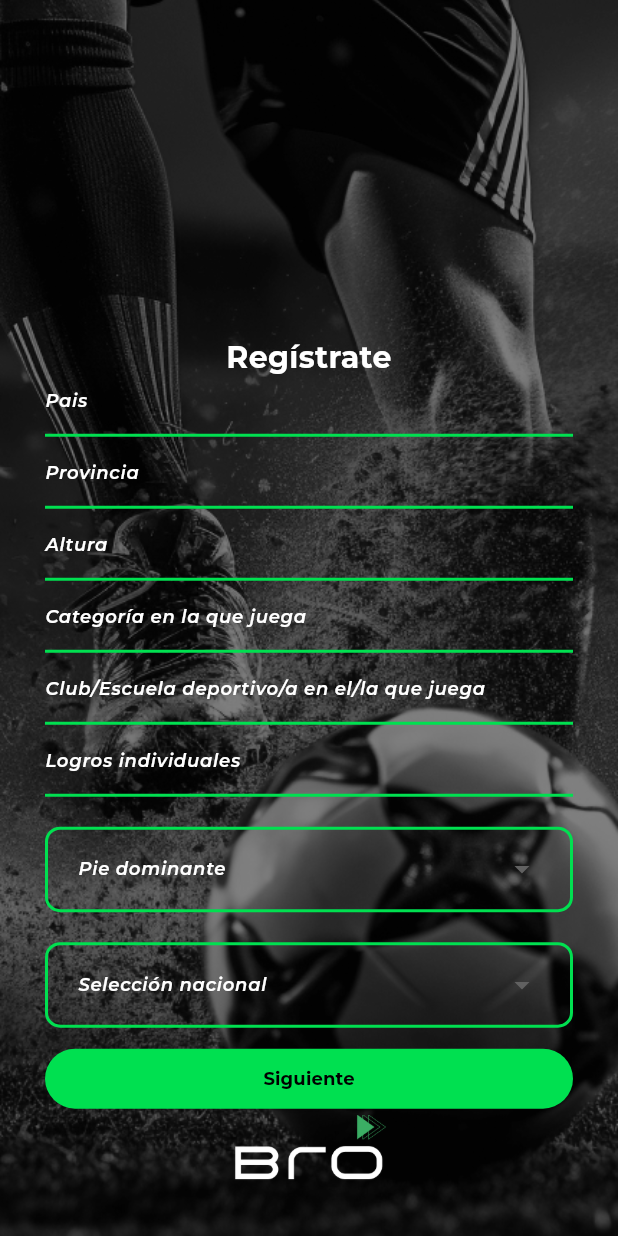
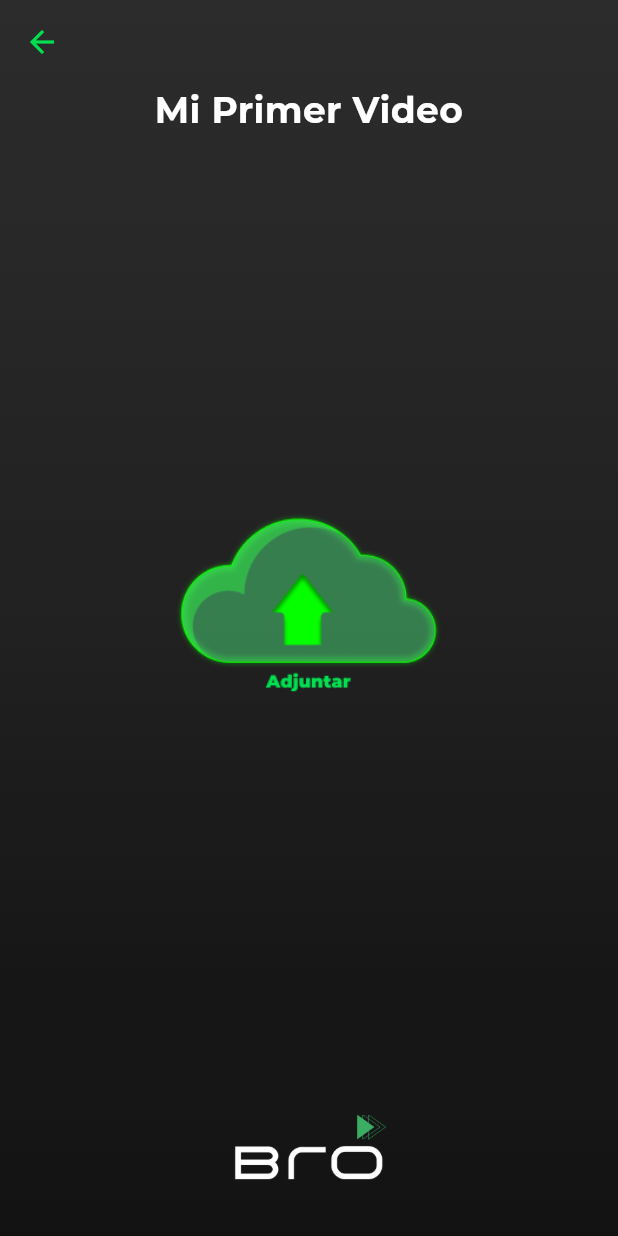
Before and after one commit to GeronimoB/browebcode, a Flutter app: the SignUpScreen_3 screen opened directly, after a tap on "Siguiente", on a phone screen of 412 x 824 dp. Run offline on Flutter 3.47's test engine with Material 3 defaults, Android fonts, the light colour scheme and no system bars; our stand-ins replace file_picker, video_player; Roboto replaces fonts that are missing (montserrat); project files that could hold a hidden picture were left out.

Commit message:
feat(first_video): add new screen

```diff
--- /dev/null
+++ b/lib/Screens/first_video.dart
@@ -0,0 +1,249 @@
+import 'package:bro_app_to/Screens/Inicio.dart';
+import 'package:bro_app_to/Screens/bottom_navigation_bar.dart';
+import 'package:flutter/material.dart';
+import 'package:file_picker/file_picker.dart';
+import 'package:video_player/video_player.dart';
+import 'dart:io';
+
+class FirstVideoWidget extends StatefulWidget {
+  const FirstVideoWidget({super.key});
+
+  @override
+  State<FirstVideoWidget> createState() => _FirstVideoWidgetState();
+}
+
+class _FirstVideoWidgetState extends State<FirstVideoWidget> {
+  VideoPlayerController? _videoController;
+  double _sliderValue = 0.0;
+
+  @override
+  void dispose() {
+    _videoController?.dispose();
+    super.dispose();
+  }
+
+  Future<void> _pickVideo() async {
+    FilePickerResult? result = await FilePicker.platform.pickFiles(
+      type: FileType.video,
+      allowMultiple: false,
+    );
+    if (result != null) {
+      PlatformFile file = result.files.first;
+      String videoPath = file.path!;
+      _videoController
+          ?.dispose(); // Libera el controlador de video existente si lo hay
+      _videoController = VideoPlayerController.file(File(videoPath))
+        ..initialize().then((_) {
+          setState(() {
+            _videoController!.play(); // Reproduce el video
+            _videoController!.setLooping(true); // Pone el video en bucle
+          });
+        });
+      _videoController!.addListener(() {
+        setState(() {
+          _sliderValue = _videoController!.value.position.inSeconds.toDouble();
+        });
+      });
+    }
+  }
+
+  @override
+  Widget build(BuildContext context) {
+    return Container(
+      decoration: const BoxDecoration(
+        gradient: LinearGradient(
+            begin: Alignment.topCenter,
+            end: Alignment.bottomCenter,
+            colors: [
+              Color.fromARGB(255, 44, 44, 44),
+              Color.fromARGB(255, 33, 33, 33),
+              Color.fromARGB(255, 22, 22, 22),
+              Color.fromARGB(255, 22, 22, 22),
+              Color.fromARGB(255, 18, 18, 18),
+            ],
+            stops: [
+              0.0,
+              0.5,
+              0.8,
+              0.9,
+              1.0
+            ]),
+      ),
+      child: Scaffold(
+        backgroundColor:
+            Colors.transparent, // Hacer el fondo del Scaffold transparente
+        extendBody: true,
+        appBar: AppBar(
+          backgroundColor: Colors.transparent,
+          leading: IconButton(
+            icon: const Icon(Icons.arrow_back, color: Color(0xff00E050)),
+            onPressed: () => Navigator.of(context).pop(),
+          ),
+        ),
+        body: Column(
+          mainAxisAlignment: MainAxisAlignment.spaceBetween,
+          crossAxisAlignment: CrossAxisAlignment.center,
+          children: [
+            const Text(
+              'Mi Primer Video',
+              style: TextStyle(
+                  color: Colors.white,
+                  fontFamily: 'montserrat',
+                  fontSize: 24,
+                  fontWeight: FontWeight.bold),
+              textAlign: TextAlign.center,
+            ),
+            _videoController?.value.isInitialized ?? false
+                ? Column(
+                    children: [
+                      AspectRatio(
+                        aspectRatio: _videoController!.value.aspectRatio,
+                        child: VideoPlayer(_videoController!),
+                      ),
+                      Slider(
+                        activeColor: Color(0xff3EAE64),
+                        inactiveColor: Color(0xff00F056),
+                        value: _sliderValue,
+                        min: 0.0,
+                        max: _videoController!.value.duration.inSeconds
+                            .toDouble(),
+                        onChanged: (value) {
+                          setState(() {
+                            _sliderValue = value;
+                            _videoController!
+                                .seekTo(Duration(seconds: value.toInt()));
+                          });
+                        },
+                      ),
+                      Row(
+                        mainAxisAlignment: MainAxisAlignment.spaceEvenly,
+                        children: [
+                          IconButton(
+                            icon: Icon(Icons.shuffle),
+                            color: Color(0xff00F056),
+                            iconSize: 30,
+                            onPressed: () {
+                              // Retroceder 30 segundos
+                            },
+                          ),
+                          IconButton(
+                            icon: Icon(Icons.fast_rewind),
+                            color: Color(0xff00F056),
+                            iconSize: 30,
+                            onPressed: () {
+                              // Retroceder 30 segundos
+                              _videoController!.seekTo(Duration(
+                                  seconds: _videoController!
+                                          .value.position.inSeconds -
+                                      10));
+                            },
+                          ),
+                          IconButton(
+                            color: Color(0xff00F056),
+                            iconSize: 60,
+                            icon: _videoController!.value.isPlaying
+                                ? Icon(Icons.pause_circle_filled)
+                                : Icon(Icons.play_circle_fill),
+                            onPressed: () {
+                              setState(() {
+                                if (_videoController!.value.isPlaying) {
+                                  _videoController!.pause();
+                                } else {
+                                  _videoController!.play();
+                                }
+                              });
+                            },
+                          ),
+                          IconButton(
+                            icon: Icon(Icons.fast_forward),
+                            color: Color(0xff00F056),
+                            iconSize: 30,
+                            onPressed: () {
+                              // Avanzar 30 segundos
+                              _videoController!.seekTo(Duration(
+                                  seconds: _videoController!
+                                          .value.position.inSeconds +
+                                      10));
+                            },
+                          ),
+                          IconButton(
+                            color: Color(0xff00F056),
+                            iconSize: 30,
+                            icon: Icon(Icons.star),
+                            onPressed: () {
+                              // Implementa la lógica para agregar a favoritos
+                            },
+                          ),
+                        ],
+                      ),
+                      Container(
+                        width: 100,
+                        height: 42,
+                        margin: EdgeInsets.symmetric(vertical: 60),
+                        decoration: BoxDecoration(
+                          gradient: const LinearGradient(
+                            colors: [
+                              Color.fromARGB(255, 0, 180, 64),
+                              Color.fromARGB(255, 0, 225, 80),
+                              Color.fromARGB(255, 0, 178, 63),
+                            ], // Colores de tu gradiente
+                            begin: Alignment.topLeft,
+                            end: Alignment.bottomRight,
+                          ),
+                          borderRadius: BorderRadius.circular(21),
+                          boxShadow: const [
+                            BoxShadow(
+                              color: Color.fromARGB(255, 0, 224, 80),
+                              spreadRadius: 2,
+                              blurRadius: 2,
+                              offset:
+                                  Offset(0, 0), // Desplazamiento del sombreado
+                            ),
+                          ],
+                        ),
+                        child: GestureDetector(
+                          onTap: () {
+                            Navigator.pushReplacement(
+                              context,
+                              MaterialPageRoute(
+                                  builder: (context) =>
+                                      CustomBottomNavigationBar()),
+                            );
+                          },
+                          child: const Center(
+                            child: Text(
+                              'Subir',
+                              style: TextStyle(
+                                color: Colors.black,
+                                fontFamily: 'Montserrat',
+                                fontSize: 14,
+                                fontWeight: FontWeight.bold,
+                              ),
+                              textAlign: TextAlign.center,
+                            ),
+                          ),
+                        ),
+                      ),
+                    ],
+                  )
+                : GestureDetector(
+                    onTap: _pickVideo,
+                    child: Image.asset(
+                      'assets/images/CloudIcon.png',
+                      height: 120,
+                    )),
+            Center(
+              child: Padding(
+                padding: EdgeInsets.all(30),
+                child: Image.asset(
+                  'assets/Logo.png',
+                  width: 104,
+                ),
+              ),
+            ),
+          ],
+        ),
+      ),
+    );
+  }
+}
--- a/lib/Sing_up_3.dart
+++ b/lib/Sing_up_3.dart
@@ -1,3 +1,4 @@
+import 'package:bro_app_to/Screens/first_video.dart';
 import 'package:flutter/material.dart';
 
 class SignUpScreen_3 extends StatelessWidget {
@@ -47,10 +48,12 @@ class SignUpScreen_3 extends StatelessWidget {
                     ),
                     contentPadding: EdgeInsets.symmetric(vertical: 5),
                     enabledBorder: UnderlineInputBorder(
-                      borderSide: BorderSide(color: Color(0xFF00E050), width: 2),
+                      borderSide:
+                          BorderSide(color: Color(0xFF00E050), width: 2),
                     ),
                   ),
-                  style: TextStyle(color: Colors.white, fontFamily: 'Montserrat'),
+                  style:
+                      TextStyle(color: Colors.white, fontFamily: 'Montserrat'),
                 ),
                 const TextField(
                   decoration: InputDecoration(
@@ -64,10 +67,12 @@ class SignUpScreen_3 extends StatelessWidget {
                     ),
                     contentPadding: EdgeInsets.symmetric(vertical: 5),
                     enabledBorder: UnderlineInputBorder(
-                      borderSide: BorderSide(color: Color(0xFF00E050), width: 2),
+                      borderSide:
+                          BorderSide(color: Color(0xFF00E050), width: 2),
                     ),
                   ),
-                  style: TextStyle(color: Colors.white, fontFamily: 'Montserrat'),
+                  style:
+                      TextStyle(color: Colors.white, fontFamily: 'Montserrat'),
                 ),
                 const TextField(
                   decoration: InputDecoration(
@@ -81,10 +86,12 @@ class SignUpScreen_3 extends StatelessWidget {
                     ),
                     contentPadding: EdgeInsets.symmetric(vertical: 5),
                     enabledBorder: UnderlineInputBorder(
-                      borderSide: BorderSide(color: Color(0xFF00E050), width: 2),
+                      borderSide:
+                          BorderSide(color: Color(0xFF00E050), width: 2),
                     ),
                   ),
-                  style: TextStyle(color: Colors.white, fontFamily: 'Montserrat'),
+                  style:
+                      TextStyle(color: Colors.white, fontFamily: 'Montserrat'),
                 ),
                 const TextField(
                   decoration: InputDecoration(
@@ -98,10 +105,12 @@ class SignUpScreen_3 extends StatelessWidget {
                     ),
                     contentPadding: EdgeInsets.symmetric(vertical: 5),
                     enabledBorder: UnderlineInputBorder(
-                      borderSide: BorderSide(color: Color(0xFF00E050), width: 2),
+                      borderSide:
+                          BorderSide(color: Color(0xFF00E050), width: 2),
                     ),
                   ),
-                  style: TextStyle(color: Colors.white, fontFamily: 'Montserrat'),
+                  style:
+                      TextStyle(color: Colors.white, fontFamily: 'Montserrat'),
                 ),
                 const TextField(
                   decoration: InputDecoration(
@@ -115,10 +124,12 @@ class SignUpScreen_3 extends StatelessWidget {
                     ),
                     contentPadding: EdgeInsets.symmetric(vertical: 5),
                     enabledBorder: UnderlineInputBorder(
-                      borderSide: BorderSide(color: Color(0xFF00E050), width: 2),
+                      borderSide:
+                          BorderSide(color: Color(0xFF00E050), width: 2),
                     ),
                   ),
-                  style: TextStyle(color: Colors.white, fontFamily: 'Montserrat'),
+                  style:
+                      TextStyle(color: Colors.white, fontFamily: 'Montserrat'),
                 ),
                 const TextField(
                   decoration: InputDecoration(
@@ -132,10 +143,12 @@ class SignUpScreen_3 extends StatelessWidget {
                     ),
                     contentPadding: EdgeInsets.symmetric(vertical: 5),
                     enabledBorder: UnderlineInputBorder(
-                      borderSide: BorderSide(color: Color(0xFF00E050), width: 2),
+                      borderSide:
+                          BorderSide(color: Color(0xFF00E050), width: 2),
                     ),
                   ),
-                  style: TextStyle(color: Colors.white, fontFamily: 'Montserrat'),
+                  style:
+                      TextStyle(color: Colors.white, fontFamily: 'Montserrat'),
                 ),
                 const SizedBox(height: 10),
                 // Modificando el primer DropdownButtonFormField
@@ -145,7 +158,8 @@ class SignUpScreen_3 extends StatelessWidget {
                     Container(
                       padding: const EdgeInsets.symmetric(horizontal: 20),
                       decoration: BoxDecoration(
-                        border: Border.all(color: const Color(0xFF00E050), width: 2),
+                        border: Border.all(
+                            color: const Color(0xFF00E050), width: 2),
                         borderRadius: BorderRadius.circular(10),
                       ),
                       child: DropdownButtonFormField<String>(
@@ -168,7 +182,8 @@ class SignUpScreen_3 extends StatelessWidget {
                             child: Text(
                               value,
                               style: const TextStyle(
-                                color: Colors.white, // Establece el color del texto como blanco
+                                color: Colors
+                                    .white, // Establece el color del texto como blanco
                                 fontFamily: 'Montserrat',
                                 fontWeight: FontWeight.w500,
                                 fontStyle: FontStyle.italic,
@@ -192,7 +207,8 @@ class SignUpScreen_3 extends StatelessWidget {
                     Container(
                       padding: const EdgeInsets.symmetric(horizontal: 20),
                       decoration: BoxDecoration(
-                        border: Border.all(color: const Color(0xFF00E050), width: 2),
+                        border: Border.all(
+                            color: const Color(0xFF00E050), width: 2),
                         borderRadius: BorderRadius.circular(10),
                       ),
                       child: DropdownButtonFormField<String>(
@@ -208,8 +224,10 @@ class SignUpScreen_3 extends StatelessWidget {
                           border: InputBorder.none,
                         ),
                         dropdownColor: Colors.transparent,
-                        items: ['Selección Nacional Masculina', 'Selección Nacional Femenina']
-                            .map((String value) {
+                        items: [
+                          'Selección Nacional Masculina',
+                          'Selección Nacional Femenina'
+                        ].map((String value) {
                           return DropdownMenuItem<String>(
                             value: value,
                             child: Text(
@@ -234,14 +252,22 @@ class SignUpScreen_3 extends StatelessWidget {
                 ),
                 ElevatedButton(
                   onPressed: () {
-    // Lógica para ir a la siguiente pantalla o crear la cuenta
+                    Navigator.push(
+                      context,
+                      MaterialPageRoute(
+                          builder: (context) => const FirstVideoWidget()),
+                    );
                   },
                   style: ButtonStyle(
-    padding: MaterialStateProperty.all<EdgeInsetsGeometry>(EdgeInsets.symmetric(horizontal: 20)), // Ajuste del ancho del botón
-    backgroundColor: MaterialStateProperty.all<Color>(Color(0xFF00E050)), // Cambio de color de fondo a verde
+                    padding: MaterialStateProperty.all<EdgeInsetsGeometry>(
+                        EdgeInsets.symmetric(
+                            horizontal: 20)), // Ajuste del ancho del botón
+                    backgroundColor: MaterialStateProperty.all<Color>(
+                        Color(0xFF00E050)), // Cambio de color de fondo a verde
                     shape: MaterialStateProperty.all<RoundedRectangleBorder>(
                       RoundedRectangleBorder(
-        borderRadius: BorderRadius.circular(20), // Bordes redondeados
+                        borderRadius:
+                            BorderRadius.circular(20), // Bordes redondeados
                       ),
                     ),
                   ),
--- a/pubspec.yaml
+++ b/pubspec.yaml
@@ -35,6 +35,8 @@ dependencies:
   # The following adds the Cupertino Icons font to your application.
   # Use with the CupertinoIcons class for iOS style icons.
   cupertino_icons: ^1.0.2
+  video_player: ^2.8.3
+  file_picker: ^6.2.0
 
 dev_dependencies:
   flutter_test:
@@ -74,6 +76,7 @@ flutter:
     - assets/X.png
     - assets/user.png
     - assets/Fondo_oc.png
+    - assets/images/
   # The following line ensures that the Material Icons font is
   # included with your application, so that you can use the icons in
   # the material Icons class.
```
Also changed, not shown: lib/Screens/Chatpage.dart (+7 -4 lines), lib/Screens/Inicio.dart (+16 -9 lines), lib/Screens/Mensajes.dart (+36 -41 lines), lib/Screens/bottom_navigation_bar.dart (+26 -6 lines), lib/Sing_in.dart (+23 -11 lines), lib/main.dart (+4 -3 lines), assets/images/CloudIcon.png (added), assets/images/CloudIcon.svg (added), assets/images/jugador23.png (added), pubspec.lock, 1 other file. Lines whose indentation alone changed are shown as unchanged.
